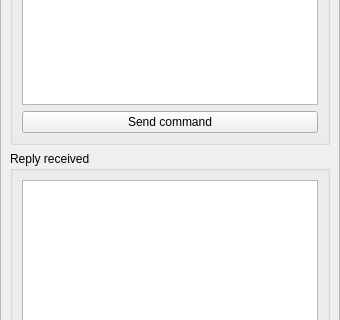
Above: OpenIGTLinkRemote/Widgets/Resources/UI/qSlicerOpenIGTLinkRemoteCommandWidget.ui from SlicerIGT/SlicerIGT before the change; both pictures show x 0 to 340 and y 183 to 503 of the 340 by 615 pixel window. Below: the same form after it.
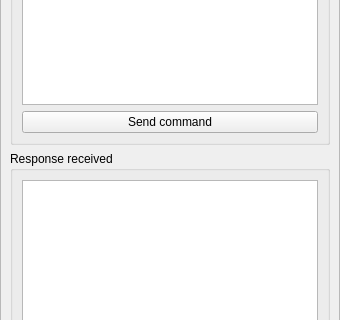
That is the form after the change. Custom widgets are drawn as their Qt base class.

Diff of the .ui file:
```diff
--- a/OpenIGTLinkRemote/Widgets/Resources/UI/qSlicerOpenIGTLinkRemoteCommandWidget.ui
+++ b/OpenIGTLinkRemote/Widgets/Resources/UI/qSlicerOpenIGTLinkRemoteCommandWidget.ui
@@ -75,7 +75,7 @@
       <item>
        <widget class="QGroupBox" name="replyGroupBox">
         <property name="title">
-         <string>Reply received</string>
+         <string>Response received</string>
         </property>
         <layout class="QVBoxLayout" name="verticalLayout_4">
          <item>
```
Left out of the diff: 4 changed lines with no effect on the pictures.
